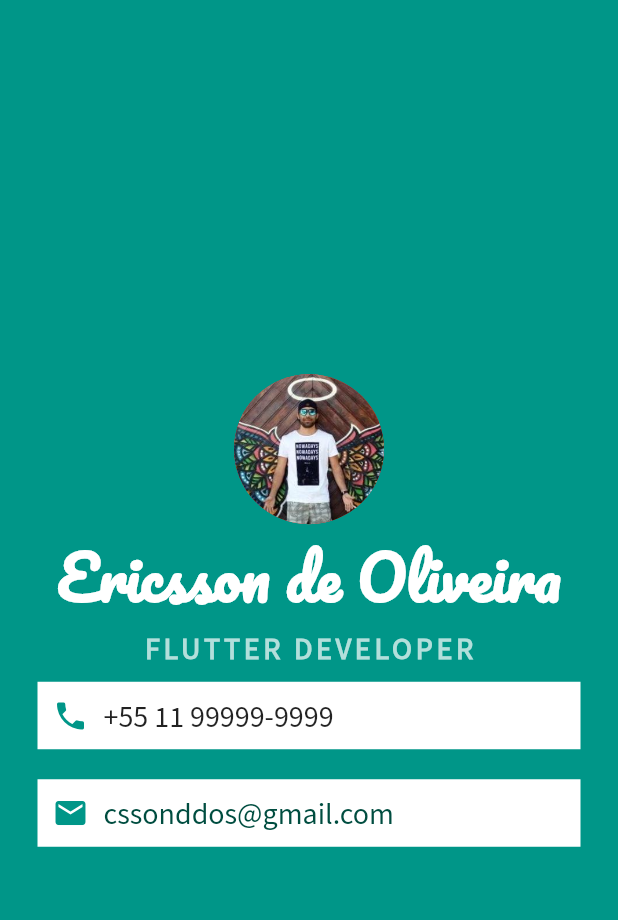
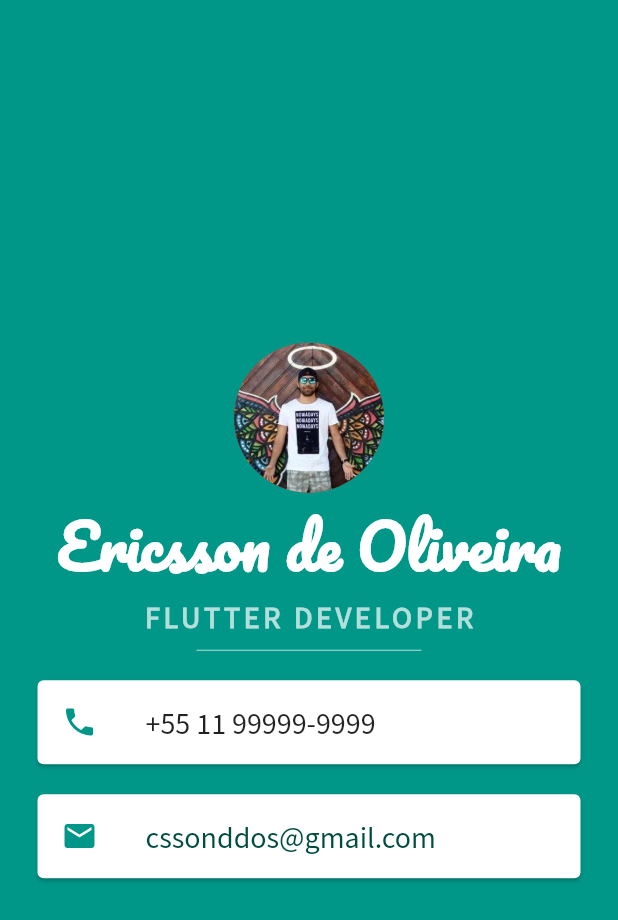
Before and after one commit to ericssontadashi/flutter_app_brewery, a Flutter app: the screen it shows after launch, on a phone screen of 412 x 824 dp. Shown: the top 920 px of the screen. Run offline on Flutter 3.47's test engine with Material 2 defaults, Android fonts, the phone set to English and light mode, and no system bars.

Commit message:
Card and ListTile lesson

```diff
--- a/mi_card_flutter/lib/main.dart
+++ b/mi_card_flutter/lib/main.dart
@@ -42,49 +42,42 @@
                   fontWeight: FontWeight.bold,
                   letterSpacing: 2.5),
             ),
-            Container(
-              color: Colors.white,
+            SizedBox(
+              height: 20,
+              width: 150,
+              child: Divider(
+                color: Colors.teal.shade100,
+              ),
+            ),
+            Card(
               margin: EdgeInsets.symmetric(vertical: 10, horizontal: 25),
-              padding: EdgeInsets.all(10),
-              child: Row(
-                children: <Widget>[
-                  Icon(
+              child: ListTile(
+                leading: Icon(
                   Icons.phone,
                   color: Colors.teal,
                 ),
-                  SizedBox(
-                    width: 10,
-                  ),
-                  Text(
+                title: Text(
                   '+55 11 99999-9999',
                   style: TextStyle(fontFamily: 'SourceSansPro', fontSize: 20),
-                  )
-                ],
                 ),
               ),
-            Container(
-              color: Colors.white,
-              padding: EdgeInsets.all(10),
+            ),
+            Card(
               margin: EdgeInsets.symmetric(vertical: 10, horizontal: 25),
-              child: Row(
-                children: <Widget>[
-                  Icon(
+              child: ListTile(
+                leading: Icon(
                   Icons.email,
                   color: Colors.teal,
                 ),
-                  SizedBox(
-                    width: 10,
-                  ),
-                  Text(
+                title: Text(
                   'cssonddos@gmail.com',
                   style: TextStyle(
                       fontSize: 20,
                       color: Colors.teal.shade900,
                       fontFamily: 'SourceSansPro'),
                 ),
-                ],
               ),
-            )
+            ),
           ],
         )),
       ),
```
Lines whose indentation alone changed are shown as unchanged.
